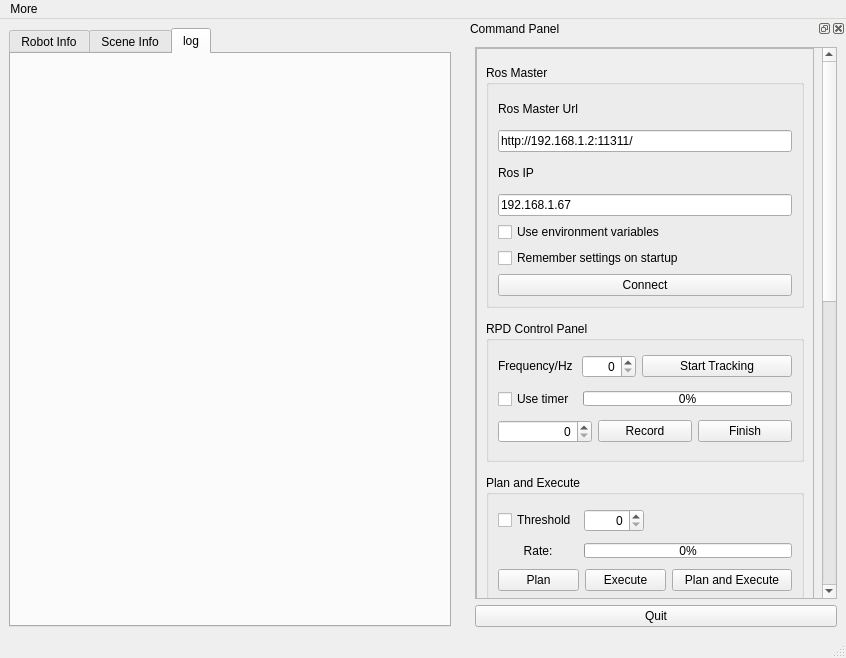
Before: the Qt Designer form ui/main_window.ui in Zhang-Hongda/move_ur5_qt, drawn with Qt 5.
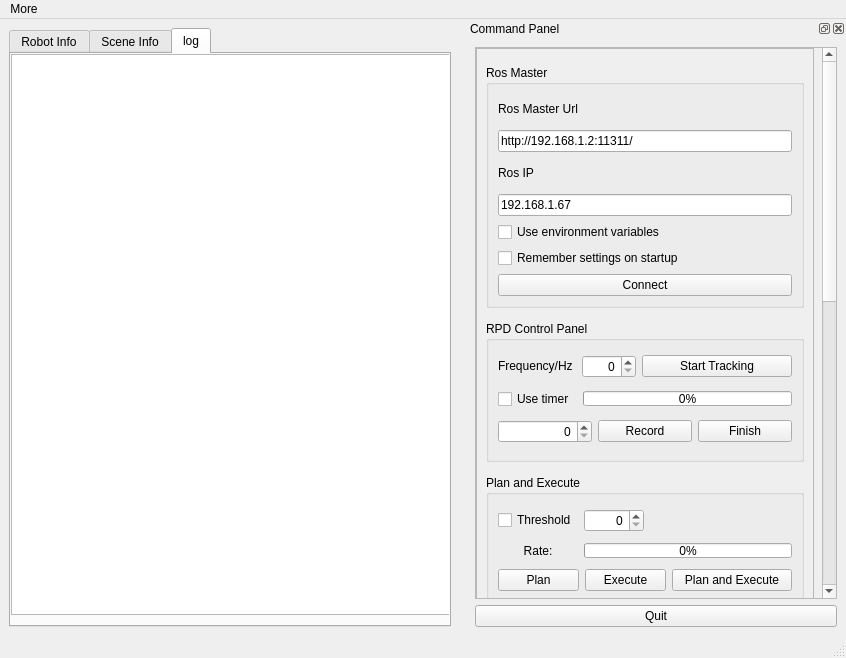
After: the same form once the commit is applied. Icons and pictures are not drawn.

```diff
--- a/ui/main_window.ui
+++ b/ui/main_window.ui
@@ -339,6 +339,16 @@
        <attribute name="title">
         <string>log</string>
        </attribute>
+       <widget class="QListView" name="listView_log">
+        <property name="geometry">
+         <rect>
+          <x>0</x>
+          <y>0</y>
+          <width>441</width>
+          <height>561</height>
+         </rect>
+        </property>
+       </widget>
       </widget>
      </widget>
     </item>
```
Left out of the diff: 2 changed lines with no effect on the pictures.
